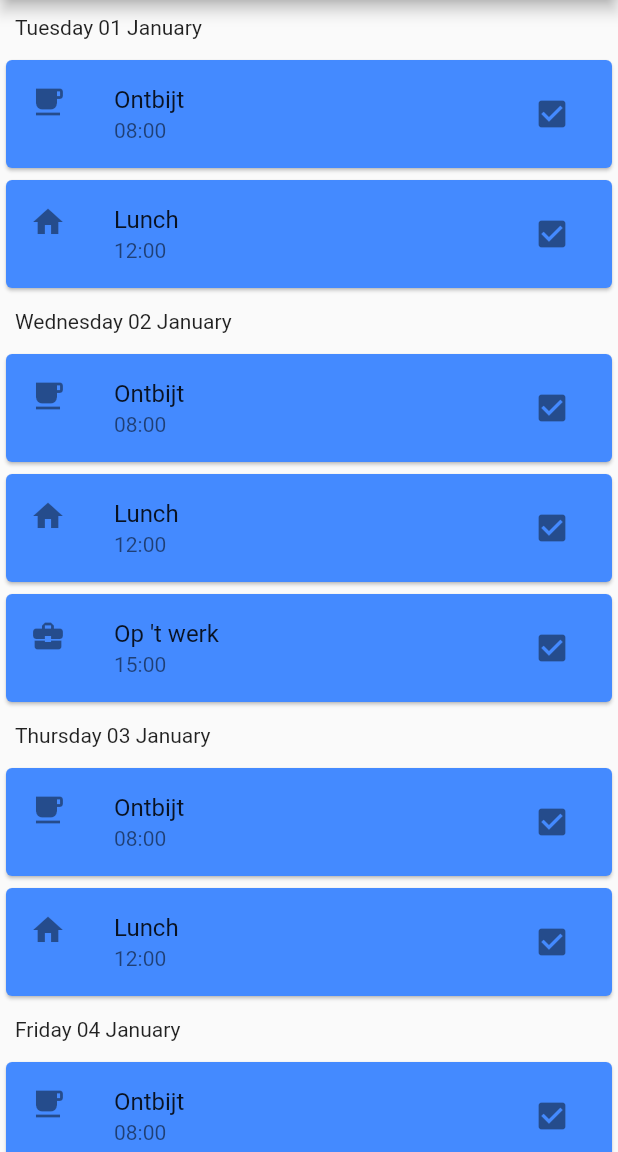
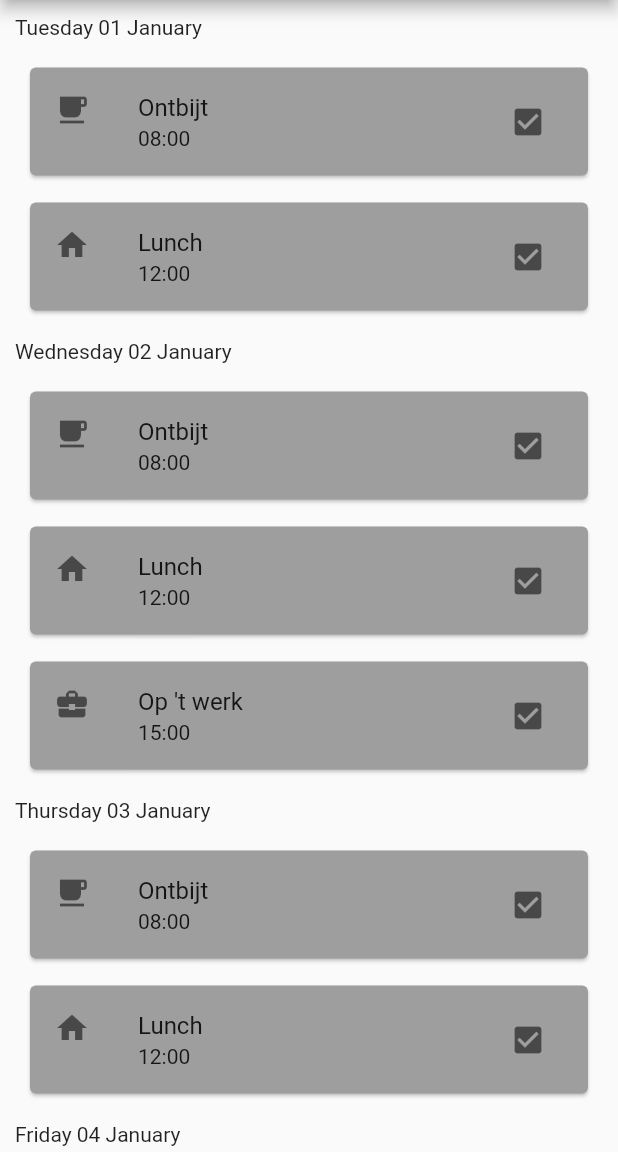
Before and after one commit to topmoTree/wolf_test, a Flutter app: the screen it shows after launch, on a phone screen of 412 x 824 dp, the part 84-1236 px from its top. Run offline on Flutter 3.47's test engine with Material 2 defaults, Android fonts, the phone set to English and light mode, and no system bars; drawn by our look-alikes of grouped_list.

Commit message:
part2 finished

````diff
--- a/lib/data/moment_api.dart
+++ b/lib/data/moment_api.dart
@@ -85,7 +85,6 @@ class MomentApi {
         _dateTimeFromString("2019-01-$day 22:00"),
         Icon(Icons.alarm),
         [Medicine("Melatonin")]
-
     );
   }
 
--- a/lib/pages/home.dart
+++ b/lib/pages/home.dart
@@ -1,11 +1,13 @@
 import 'package:flutter/cupertino.dart';
 import 'package:flutter/material.dart';
 import 'package:grouped_list/grouped_list.dart';
-import 'package:intl/intl.dart';
 import 'package:wolf_test/data/moment_api.dart';
+import 'package:wolf_test/utils/custom_expansion_tile.dart';
 import 'package:wolf_test/utils/date_time_extensions.dart';
 
 class Home extends StatefulWidget {
+  const Home({Key? key}) : super(key: key);
+
   @override
   State<Home> createState() => _HomeState();
 }
@@ -18,7 +20,7 @@ class _HomeState extends State<Home> {
   Widget build(BuildContext context) {
     return Scaffold(
       appBar: AppBar(
-        title: Text("Wolfpack assessment"),
+        title: const Text("Wolfpack assessment"),
       ),
       //grouped list library link: https://pub.dev/packages/grouped_list
       //grouped by int, because in Dart no date class and it is easier to group by int like yyyyMMdd
@@ -27,43 +29,13 @@ class _HomeState extends State<Home> {
         groupBy: (element) => convertToDateInt((element as Moment).date),
 
         groupSeparatorBuilder: (dateTimeInt) => Padding(
-            padding: EdgeInsets.symmetric(vertical: 10.0, horizontal: 10.0),
+            padding: const EdgeInsets.symmetric(vertical: 10.0, horizontal: 10.0),
           child: Text(intConvertToDateTime(dateTimeInt)),
         ),
 
         itemBuilder: (context, dynamic element) {
-
           var moment = element as Moment;
-          return Card(
-            color: areAllMedicineTaken(moment.medicines) ? Colors.blueAccent : Colors.white,
-
-            child: ListTile(
-              title: Text(moment.title),
-              subtitle: Text(moment.date.printTime()),
-              leading: moment.icon,
-              trailing: Column(
-                mainAxisSize: MainAxisSize.min,
-                children: [
-                  IconButton(
-                    //By Assessment: Clicking on the checkbox for the moment simply sets all medicines to the same value
-                    icon: areAllMedicineTaken(moment.medicines)
-                    ? Icon(Icons.check_box)
-                    : Icon(Icons.check_box_outline_blank),
-
-                    onPressed: () {
-                      final currentTakenState = areAllMedicineTaken(moment.medicines);
-
-                      setState(() {
-                        for (var med in moment.medicines){
-                          med.taken = !currentTakenState;
-                        }
-                      });
-                    },
-                  )
-                ],
-              ),
-            ),
-          );
+          return _buildExpandableTile(moment);
         },
 
         itemComparator: (element1, element2) {
@@ -100,4 +72,69 @@ class _HomeState extends State<Home> {
     final dateTime = DateTime(year, month, day);
     return dateTime.printDate();
   }
+
+  Widget _buildExpandableTile(Moment moment){
+    return CustomExpansionTile(
+        onExpansionChanged: (value){
+          moment.isCollapsed = !value;
+        },
+        hasIcon: false,
+        initiallyExpanded: !moment.isCollapsed,
+        title: Card(
+          color: areAllMedicineTaken(moment.medicines) ? Colors.grey : Colors.white,
+
+          child: ListTile(
+            title: Text(moment.title),
+            subtitle: Text(moment.date.printTime()),
+            leading: moment.icon,
+            trailing: Column(
+              mainAxisSize: MainAxisSize.min,
+              children: [
+                IconButton(
+                  icon: areAllMedicineTaken(moment.medicines)
+                      ? const Icon(Icons.check_box)
+                      : const Icon(Icons.check_box_outline_blank),
+
+                  onPressed: () {
+                    final currentTakenState = areAllMedicineTaken(moment.medicines);
+
+                    setState(() {
+                      for (var med in moment.medicines){
+                        med.taken = !currentTakenState;
+                      }
+                    });
+                  },
+                )
+              ],
+            ),
+          ),
+        ),
+        children: moment.medicines.map((medicine) => _buildMedicineTile(medicine)).toList()
+    );
+  }
+
+  Widget _buildMedicineTile(Medicine medicine) {
+    return ListTile(
+        title: Padding(
+          padding: const EdgeInsets.fromLTRB(10, 10, 10, 10),
+          child: Text(medicine.name)
+        ),
+        trailing: Column(
+          mainAxisSize: MainAxisSize.min,
+          children: [
+            IconButton(
+              icon: medicine.taken
+                  ? const Icon(Icons.check_box)
+                  : const Icon(Icons.check_box_outline_blank),
+
+              onPressed: () {
+                setState(() {
+                  medicine.taken = !medicine.taken;
+                });
+              },
+            )
+          ],
+        ),
+    );
+  }
 }
--- /dev/null
+++ b/lib/utils/custom_expansion_tile.dart
@@ -0,0 +1,429 @@
+// Copyright 2014 The Flutter Authors. All rights reserved.
+// Use of this source code is governed by a BSD-style license that can be
+// found in the LICENSE file.
+
+import 'package:flutter/material.dart';
+import 'package:flutter/widgets.dart';
+
+// import 'color_scheme.dart';
+// import 'colors.dart';
+// import 'icons.dart';
+// import 'list_tile.dart';
+// import 'theme.dart';
+
+const Duration _kExpand = Duration(milliseconds: 200);
+
+/// A single-line [ListTile] with an expansion arrow icon that expands or collapses
+/// the tile to reveal or hide the [children].
+///
+/// This widget is typically used with [ListView] to create an
+/// "expand / collapse" list entry. When used with scrolling widgets like
+/// [ListView], a unique [PageStorageKey] must be specified to enable the
+/// [ExpansionTile] to save and restore its expanded state when it is scrolled
+/// in and out of view.
+///
+/// This class overrides the [ListTileTheme.iconColor] and [ListTileTheme.textColor]
+/// theme properties for its [ListTile]. These colors animate between values when
+/// the tile is expanded and collapsed: between [iconColor], [collapsedIconColor] and
+/// between [textColor] and [collapsedTextColor].
+///
+/// The expansion arrow icon is shown on the right by default in left-to-right languages
+/// (i.e. the trailing edge). This can be changed using [controlAffinity]. This maps
+/// to the [leading] and [trailing] properties of [ExpansionTile].
+///
+/// {@tool dartpad --template=stateful_widget_scaffold}
+///
+/// This example demonstrates different configurations of ExpansionTile.
+///
+/// ```dart
+/// bool _customTileExpanded = false;
+///
+/// @override
+/// Widget build(BuildContext context) {
+///   return Column(
+///     children: <Widget>[
+///       const ExpansionTile(
+///         title: Text('ExpansionTile 1'),
+///         subtitle: Text('Trailing expansion arrow icon'),
+///         children: <Widget>[
+///           ListTile(title: Text('This is tile number 1')),
+///         ],
+///       ),
+///       ExpansionTile(
+///         title: const Text('ExpansionTile 2'),
+///         subtitle: const Text('Custom expansion arrow icon'),
+///         trailing: Icon(
+///           _customTileExpanded
+///               ? Icons.arrow_drop_down_circle
+///               : Icons.arrow_drop_down,
+///         ),
+///         children: const <Widget>[
+///           ListTile(title: Text('This is tile number 2')),
+///         ],
+///         onExpansionChanged: (bool expanded) {
+///           setState(() => _customTileExpanded = expanded);
+///         },
+///       ),
+///       const ExpansionTile(
+///         title: Text('ExpansionTile 3'),
+///         subtitle: Text('Leading expansion arrow icon'),
+///         controlAffinity: ListTileControlAffinity.leading,
+///         children: <Widget>[
+///           ListTile(title: Text('This is tile number 3')),
+///         ],
+///       ),
+///     ],
+///   );
+/// }
+/// ```
+/// {@end-tool}
+///
+/// See also:
+///
+///  * [ListTile], useful for creating expansion tile [children] when the
+///    expansion tile represents a sublist.
+///  * The "Expand and collapse" section of
+///    <https://material.io/components/lists#types>
+class CustomExpansionTile extends StatefulWidget {
+  /// Creates a single-line [ListTile] with an expansion arrow icon that expands or collapses
+  /// the tile to reveal or hide the [children]. The [initiallyExpanded] property must
+  /// be non-null.
+  const CustomExpansionTile({
+    Key? key,
+    this.leading,
+    required this.title,
+    this.subtitle,
+    this.onExpansionChanged,
+    this.children = const <Widget>[],
+    this.trailing,
+    this.initiallyExpanded = false,
+    this.maintainState = false,
+    this.tilePadding,
+    this.expandedCrossAxisAlignment,
+    this.expandedAlignment,
+    this.childrenPadding,
+    this.backgroundColor,
+    this.collapsedBackgroundColor,
+    this.textColor,
+    this.collapsedTextColor,
+    this.iconColor,
+    this.collapsedIconColor,
+    this.controlAffinity,
+    this.hasIcon = true
+  }) : assert(initiallyExpanded != null),
+        assert(maintainState != null),
+        assert(
+        expandedCrossAxisAlignment != CrossAxisAlignment.baseline,
+        'CrossAxisAlignment.baseline is not supported since the expanded children '
+            'are aligned in a column, not a row. Try to use another constant.',
+        ),
+        super(key: key);
+
+  /// A widget to display before the title.
+  ///
+  /// Typically a [CircleAvatar] widget.
+  ///
+  /// Note that depending on the value of [controlAffinity], the [leading] widget
+  /// may replace the rotating expansion arrow icon.
+  final Widget? leading;
+
+  /// The primary content of the list item.
+  ///
+  /// Typically a [Text] widget.
+  final Widget title;
+
+  /// Additional content displayed below the title.
+  ///
+  /// Typically a [Text] widget.
+  final Widget? subtitle;
+
+  /// Called when the tile expands or collapses.
+  ///
+  /// When the tile starts expanding, this function is called with the value
+  /// true. When the tile starts collapsing, this function is called with
+  /// the value false.
+  final ValueChanged<bool>? onExpansionChanged;
+
+  /// The widgets that are displayed when the tile expands.
+  ///
+  /// Typically [ListTile] widgets.
+  final List<Widget> children;
+
+  /// The color to display behind the sublist when expanded.
+  final Color? backgroundColor;
+
+  /// When not null, defines the background color of tile when the sublist is collapsed.
+  final Color? collapsedBackgroundColor;
+
+  /// A widget to display after the title.
+  ///
+  /// Note that depending on the value of [controlAffinity], the [trailing] widget
+  /// may replace the rotating expansion arrow icon.
+  final Widget? trailing;
+
+  /// Specifies if the list tile is initially expanded (true) or collapsed (false, the default).
+  final bool initiallyExpanded;
+
+  /// Specifies whether the state of the children is maintained when the tile expands and collapses.
+  ///
+  /// When true, the children are kept in the tree while the tile is collapsed.
+  /// When false (default), the children are removed from the tree when the tile is
+  /// collapsed and recreated upon expansion.
+  final bool maintainState;
+
+  /// Specifies padding for the [ListTile].
+  ///
+  /// Analogous to [ListTile.contentPadding], this property defines the insets for
+  /// the [leading], [title], [subtitle] and [trailing] widgets. It does not inset
+  /// the expanded [children] widgets.
+  ///
+  /// When the value is null, the tile's padding is `EdgeInsets.symmetric(horizontal: 16.0)`.
+  final EdgeInsetsGeometry? tilePadding;
+
+  /// Specifies the alignment of [children], which are arranged in a column when
+  /// the tile is expanded.
+  ///
+  /// The internals of the expanded tile make use of a [Column] widget for
+  /// [children], and [Align] widget to align the column. The `expandedAlignment`
+  /// parameter is passed directly into the [Align].
+  ///
+  /// Modifying this property controls the alignment of the column within the
+  /// expanded tile, not the alignment of [children] widgets within the column.
+  /// To align each child within [children], see [expandedCrossAxisAlignment].
+  ///
+  /// The width of the column is the width of the widest child widget in [children].
+  ///
+  /// When the value is null, the value of `expandedAlignment` is [Alignment.center].
+  final Alignment? expandedAlignment;
+
+  /// Specifies the alignment of each child within [children] when the tile is expanded.
+  ///
+  /// The internals of the expanded tile make use of a [Column] widget for
+  /// [children], and the `crossAxisAlignment` parameter is passed directly into the [Column].
+  ///
+  /// Modifying this property controls the cross axis alignment of each child
+  /// within its [Column]. Note that the width of the [Column] that houses
+  /// [children] will be the same as the widest child widget in [children]. It is
+  /// not necessarily the width of [Column] is equal to the width of expanded tile.
+  ///
+  /// To align the [Column] along the expanded tile, use the [expandedAlignment] property
+  /// instead.
+  ///
+  /// When the value is null, the value of `expandedCrossAxisAlignment` is [CrossAxisAlignment.center].
+  final CrossAxisAlignment? expandedCrossAxisAlignment;
+
+  /// Specifies padding for [children].
+  ///
+  /// When the value is null, the value of `childrenPadding` is [EdgeInsets.zero].
+  final EdgeInsetsGeometry? childrenPadding;
+
+  /// The icon color of tile's expansion arrow icon when the sublist is expanded.
+  ///
+  /// Used to override to the [ListTileTheme.iconColor].
+  final Color? iconColor;
+
+  /// The icon color of tile's expansion arrow icon when the sublist is collapsed.
+  ///
+  /// Used to override to the [ListTileTheme.iconColor].
+  final Color? collapsedIconColor;
+
+
+  /// The color of the tile's titles when the sublist is expanded.
+  ///
+  /// Used to override to the [ListTileTheme.textColor].
+  final Color? textColor;
+
+  /// The color of the tile's titles when the sublist is collapsed.
+  ///
+  /// Used to override to the [ListTileTheme.textColor].
+  final Color? collapsedTextColor;
+
+  /// Typically used to force the expansion arrow icon to the tile's leading or trailing edge.
+  ///
+  /// By default, the value of `controlAffinity` is [ListTileControlAffinity.platform],
+  /// which means that the expansion arrow icon will appear on the tile's trailing edge.
+  final ListTileControlAffinity? controlAffinity;
+
+  //Martin
+  //Added hasIcon to show or hide expanded arrow
+  final bool hasIcon;
+
+  @override
+  State<CustomExpansionTile> createState() => _CustomExpansionTileState();
+}
+
+class _CustomExpansionTileState extends State<CustomExpansionTile> with SingleTickerProviderStateMixin {
+  static final Animatable<double> _easeOutTween = CurveTween(curve: Curves.easeOut);
+  static final Animatable<double> _easeInTween = CurveTween(curve: Curves.easeIn);
+  static final Animatable<double> _halfTween = Tween<double>(begin: 0.0, end: 0.5);
+
+  final ColorTween _borderColorTween = ColorTween();
+  final ColorTween _headerColorTween = ColorTween();
+  final ColorTween _iconColorTween = ColorTween();
+  final ColorTween _backgroundColorTween = ColorTween();
+
+  late AnimationController _controller;
+  late Animation<double> _iconTurns;
+  late Animation<double> _heightFactor;
+  late Animation<Color?> _borderColor;
+  late Animation<Color?> _headerColor;
+  late Animation<Color?> _iconColor;
+  late Animation<Color?> _backgroundColor;
+
+  bool _isExpanded = false;
+  late bool _hasIcon;
+
+  @override
+  void initState() {
+    super.initState();
+    _controller = AnimationController(duration: _kExpand, vsync: this);
+    _heightFactor = _controller.drive(_easeInTween);
+    _iconTurns = _controller.drive(_halfTween.chain(_easeInTween));
+    _borderColor = _controller.drive(_borderColorTween.chain(_easeOutTween));
+    _headerColor = _controller.drive(_headerColorTween.chain(_easeInTween));
+    _iconColor = _controller.drive(_iconColorTween.chain(_easeInTween));
+    _backgroundColor = _controller.drive(_backgroundColorTween.chain(_easeOutTween));
+
+    _isExpanded = PageStorage.of(context)?.readState(context) as bool? ?? widget.initiallyExpanded;
+    if (_isExpanded)
+      _controller.value = 1.0;
+
+    _hasIcon = widget.hasIcon;
+  }
+
+  @override
+  void dispose() {
+    _controller.dispose();
+    super.dispose();
+  }
+
+  void _handleTap() {
+    setState(() {
+      _isExpanded = !_isExpanded;
+      if (_isExpanded) {
+        _controller.forward();
+      } else {
+        _controller.reverse().then<void>((void value) {
+          if (!mounted)
+            return;
+          setState(() {
+            // Rebuild without widget.children.
+          });
+        });
+      }
+      PageStorage.of(context)?.writeState(context, _isExpanded);
+    });
+    widget.onExpansionChanged?.call(_isExpanded);
+  }
+
+  // Platform or null affinity defaults to trailing.
+  ListTileControlAffinity _effectiveAffinity(ListTileControlAffinity? affinity) {
+    switch (affinity ?? ListTileControlAffinity.trailing) {
+      case ListTileControlAffinity.leading:
+        return ListTileControlAffinity.leading;
+      case ListTileControlAffinity.trailing:
+      case ListTileControlAffinity.platform:
+        return ListTileControlAffinity.trailing;
+    }
+  }
+
+  Widget? _buildIcon(BuildContext context) {
+    return RotationTransition(
+      turns: _iconTurns,
+      child: const Icon(Icons.expand_more),
+    );
+  }
+
+  Widget? _buildLeadingIcon(BuildContext context) {
+    if (_effectiveAffinity(widget.controlAffinity) != ListTileControlAffinity.leading)
+      return null;
+    return _buildIcon(context);
+  }
+
+  Widget? _buildTrailingIcon(BuildContext context) {
+    if (_effectiveAffinity(widget.controlAffinity) != ListTileControlAffinity.trailing)
+      return null;
+    return _buildIcon(context);
+  }
+
+  Widget _buildChildren(BuildContext context, Widget? child) {
+    final Color borderSideColor = _borderColor.value ?? Colors.transparent;
+
+    return Container(
+      decoration: BoxDecoration(
+        color: _backgroundColor.value ?? Colors.transparent,
+        border: Border(
+          top: BorderSide(color: borderSideColor),
+          bottom: BorderSide(color: borderSideColor),
+        ),
+      ),
+      child: Column(
+        mainAxisSize: MainAxisSize.min,
+        children: <Widget>[
+          ListTileTheme.merge(
+            iconColor: _iconColor.value,
+            textColor: _headerColor.value,
+            child: ListTile(
+              onTap: _handleTap,
+              contentPadding: widget.tilePadding,
+              leading: _hasIcon ? widget.leading ?? _buildLeadingIcon(context) : null,
+              title: widget.title,
+              subtitle: widget.subtitle,
+              trailing: _hasIcon ? widget.trailing ?? _buildTrailingIcon(context) : null,
+            ),
+          ),
+          ClipRect(
+            child: Align(
+              alignment: widget.expandedAlignment ?? Alignment.center,
+              heightFactor: _heightFactor.value,
+              child: child,
+            ),
+          ),
+        ],
+      ),
+    );
+  }
+
+  @override
+  void didChangeDependencies() {
+    final ThemeData theme = Theme.of(context);
+    final ColorScheme colorScheme = theme.colorScheme;
+    _borderColorTween.end = theme.dividerColor;
+    _headerColorTween
+      ..begin = widget.collapsedTextColor ?? theme.textTheme.subtitle1!.color
+      ..end = widget.textColor ?? colorScheme.primary;
+    _iconColorTween
+      ..begin = widget.collapsedIconColor ?? theme.unselectedWidgetColor
+      ..end = widget.iconColor ?? colorScheme.primary;
+    _backgroundColorTween
+      ..begin = widget.collapsedBackgroundColor
+      ..end = widget.backgroundColor;
+    super.didChangeDependencies();
+  }
+
+  @override
+  Widget build(BuildContext context) {
+    final bool closed = !_isExpanded && _controller.isDismissed;
+    final bool shouldRemoveChildren = closed && !widget.maintainState;
+
+    final Widget result = Offstage(
+      offstage: closed,
+      child: TickerMode(
+        enabled: !closed,
+        child: Padding(
+          padding: widget.childrenPadding ?? EdgeInsets.zero,
+          child: Column(
+            crossAxisAlignment: widget.expandedCrossAxisAlignment ?? CrossAxisAlignment.center,
+            children: widget.children,
+          ),
+        ),
+      ),
+    );
+
+    return AnimatedBuilder(
+      animation: _controller.view,
+      builder: _buildChildren,
+      child: shouldRemoveChildren ? null : result,
+    );
+  }
+}
--- a/lib/utils/date_time_extensions.dart
+++ b/lib/utils/date_time_extensions.dart
@@ -15,10 +15,3 @@ extension DateTimeExt on DateTime{
     return _dateFormat.format(this);
   }
 }
-
-extension DateTimeString on String{
-
-  //todo later add some check
-  DateTime convertToDateTime() =>
-      _dateTimeFormat.parse(this);
-}
````
